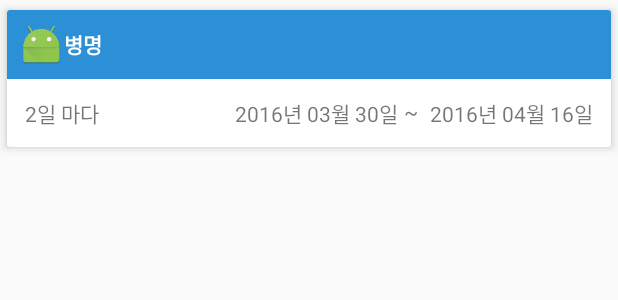
After one commit to TheChicks/Conditionform-android, an Android app: the layout item_list_history_normal.xml on its own in the app's theme, with its tools: preview values and no code run, on a phone screen of 412 x 824 dp. The commit adds this screen. Shown: the top 300 px of the screen. Run offline under Robolectric (Android 15) with nearby library versions, the light colour scheme and no system bars.

Commit message:
#13 복용 내역관리 화면 구현 중

```diff
--- /dev/null
+++ b/app/src/main/res/layout/item_list_history_normal.xml
@@ -0,0 +1,88 @@
+<?xml version="1.0" encoding="utf-8"?>
+<android.support.v7.widget.CardView
+    xmlns:android="http://schemas.android.com/apk/res/android"
+    xmlns:app="http://schemas.android.com/apk/res-auto"
+    android:layout_width="match_parent"
+    android:layout_height="wrap_content"
+    android:clickable="true"
+    android:focusable="true"
+    android:foreground="?android:attr/selectableItemBackground"
+    app:cardElevation="4dp"
+    app:cardUseCompatPadding="true">
+    <!--app:contentPadding="4dp"-->
+    <!--app:cardCornerRadius="8dp"-->
+
+    <LinearLayout
+        android:id="@+id/ll_content"
+        android:layout_width="match_parent"
+        android:layout_height="match_parent"
+        android:orientation="vertical">
+        <!--android:background="@drawable/shape_disease"-->
+
+        <LinearLayout
+            android:id="@+id/ll_head"
+            android:layout_width="match_parent"
+            android:layout_height="wrap_content"
+            android:background="#2c90d7"
+            android:gravity="center_vertical"
+            android:orientation="horizontal"
+            android:padding="8dp">
+
+            <ImageView
+                android:id="@+id/imageView_label"
+                android:layout_width="30dp"
+                android:layout_height="30dp"
+                android:src="@mipmap/ic_launcher"/>
+
+            <TextView
+                android:id="@+id/textView_label"
+                android:layout_width="wrap_content"
+                android:layout_height="wrap_content"
+                android:text="병명"
+                android:textColor="#ffffff"
+                android:textStyle="bold"/>
+
+        </LinearLayout>
+
+        <RelativeLayout
+            android:layout_width="match_parent"
+            android:layout_height="wrap_content"
+            android:padding="8dp">
+
+            <TextView
+                android:id="@+id/textView_dosage_type"
+                android:layout_width="wrap_content"
+                android:layout_height="wrap_content"
+                android:layout_alignParentLeft="true"
+                android:layout_margin="4dp"
+                android:text="2일 마다"/>
+
+            <TextView
+                android:id="@+id/textView_dosage_date_end"
+                android:layout_width="wrap_content"
+                android:layout_height="wrap_content"
+                android:layout_alignParentRight="true"
+                android:layout_margin="4dp"
+                android:text="2016년 04월 16일"/>
+
+            <TextView
+                android:id="@+id/textView_dosage_date_center"
+                android:layout_width="wrap_content"
+                android:layout_height="wrap_content"
+                android:layout_margin="4dp"
+                android:layout_toLeftOf="@id/textView_dosage_date_end"
+                android:text="~"/>
+
+            <TextView
+                android:id="@+id/textView_dosage_date_start"
+                android:layout_width="wrap_content"
+                android:layout_height="wrap_content"
+                android:layout_marginBottom="4dp"
+                android:layout_marginLeft="8dp"
+                android:layout_marginTop="4dp"
+                android:layout_toLeftOf="@id/textView_dosage_date_center"
+                android:text="2016년 03월 30일"/>
+
+        </RelativeLayout>
+    </LinearLayout>
+</android.support.v7.widget.CardView>
```
Also changed, not shown: app/src/main/java/com/thechicks/conditionform/HistoryFragment.java (+23 -4 lines), app/src/main/java/com/thechicks/conditionform/HistoryHeaderViewHolder.java (added, +47 -0 lines), app/src/main/java/com/thechicks/conditionform/HistoryItem.java (added, +100 -0 lines), app/src/main/java/com/thechicks/conditionform/HistoryListAdapter.java (added, +82 -0 lines), app/src/main/java/com/thechicks/conditionform/HistoryNormalViewHolder.java (added, +96 -0 lines), app/src/main/res/layout/fragment_history.xml (+4 -3 lines), app/src/main/res/layout/item_list_history_header.xml (added, +30 -0 lines).
